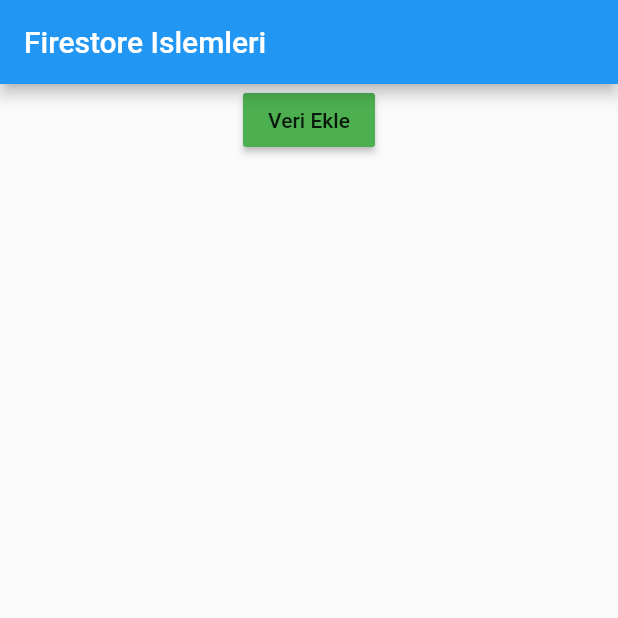
After one commit to aoguz1/flutter_firebase_dersleri, a Flutter app: the screen it shows after launch, after a tap on "Veri Ekle", on a phone screen of 412 x 824 dp, the top half of it. The commit adds this screen. Run offline on Flutter 3.47's test engine with Material 2 defaults, Android fonts, the phone set to English and light mode, and no system bars; our stand-ins replace cloud_firestore, firebase_auth, google_sign_in; accounts and stored records are empty; network calls fail.

Commit message:
güncellemeler yapıldı firestore eklendi eleman ekleme anlatıldı

```diff
--- /dev/null
+++ b/lib/firestore_islemleri.dart
@@ -0,0 +1,63 @@
+import 'package:flutter/material.dart';
+import 'package:cloud_firestore/cloud_firestore.dart';
+
+class FirestoreIslemleri extends StatefulWidget {
+  @override
+  _FirestoreIslemleriState createState() => _FirestoreIslemleriState();
+}
+
+class _FirestoreIslemleriState extends State<FirestoreIslemleri> {
+  final Firestore _firestore = Firestore.instance;
+
+  @override
+  Widget build(BuildContext context) {
+    return Scaffold(
+      appBar: AppBar(
+        title: Text("Firestore Islemleri"),
+      ),
+      body: Center(
+        child: Column(
+          children: <Widget>[
+            RaisedButton(
+              child: Text("Veri Ekle"),
+              color: Colors.green,
+              onPressed: _veriEkle,
+            )
+          ],
+        ),
+      ),
+    );
+  }
+
+  void _veriEkle() {
+    Map<String, dynamic> emreEkle = Map();
+    emreEkle['ad'] = "emre updated";
+    emreEkle['lisanMezunu'] = true;
+    emreEkle['lisanMezunu2'] = true;
+    emreEkle['lisanMezunu23'] = true;
+    emreEkle['okul'] = "ege";
+
+    _firestore
+        .collection("users")
+        .document("emre_altunbilek")
+        .setData(emreEkle, merge: true)
+        .then((v) => debugPrint("emre eklendi"));
+
+    _firestore
+        .collection("users")
+        .document("hasan_yilmaz")
+        .setData({'ad': 'Hasan', 'cinsiyet': 'erkek'}).whenComplete(
+            () => debugPrint("hasan eklendi"));
+
+    _firestore.document("/users/ayse").setData({'ad': 'ayse'});
+
+    _firestore.collection("users").add({'ad': 'can', 'yas': 35});
+
+    String yeniKullaniciID =
+        _firestore.collection("users").document().documentID;
+    debugPrint("yeni doc id: $yeniKullaniciID");
+    _firestore
+        .document("users/$yeniKullaniciID")
+        .setData({'yas': 30, 'userID': '$yeniKullaniciID'});
+  }
+}
--- a/lib/login_islemleri.dart
+++ b/lib/login_islemleri.dart
@@ -354,17 +354,17 @@ class _LoginIslemleriState extends State<LoginIslemleri> {
 
     _auth.verifyPhoneNumber(phoneNumber: "+905555555555",
         timeout: Duration(seconds: 60),
-        verificationCompleted: (FirebaseUser user){
+        verificationCompleted: (AuthCredential credential){
 
-          user.updateEmail(mail).then((aaa){
+          _auth.signInWithCredential(credential).then((user){
+            user.updateEmail(mail).then((aaa){
 
-            user.updatePassword(sifre).then((aaa){
-              debugPrint("Verification tamamlandı user: $user");
+              user.updatePassword(sifre).then((aaa){
+                debugPrint("Verification tamamlandı user: $user");
+              });
+
             });
-
           });
-
-
 
         },
         verificationFailed: (AuthException exception){
--- a/lib/main.dart
+++ b/lib/main.dart
@@ -1,6 +1,7 @@
 import 'package:flutter/material.dart';
-import 'package:firebase_auth/firebase_auth.dart';
-import 'package:flutter_firebase_dersleri/login_islemleri.dart';
+
+
+import 'firestore_islemleri.dart';
 
 void main() => runApp(MyApp());
 
@@ -12,7 +13,7 @@ class MyApp extends StatelessWidget {
       theme: ThemeData(
         primarySwatch: Colors.blue,
       ),
-      home: LoginIslemleri(),
+      home: FirestoreIslemleri(),
     );
   }
 }
--- a/pubspec.yaml
+++ b/pubspec.yaml
@@ -15,7 +15,9 @@ environment:
 dependencies:
   flutter:
     sdk: flutter
-  firebase_auth: ^0.8.0+3
+  firebase_auth: ^0.11.1
+  cloud_firestore: ^0.11.0+2
+  firebase_core: ^0.4.0+1
   google_sign_in: ^4.0.1
 
 
```
Also changed, not shown: 3 other files.
